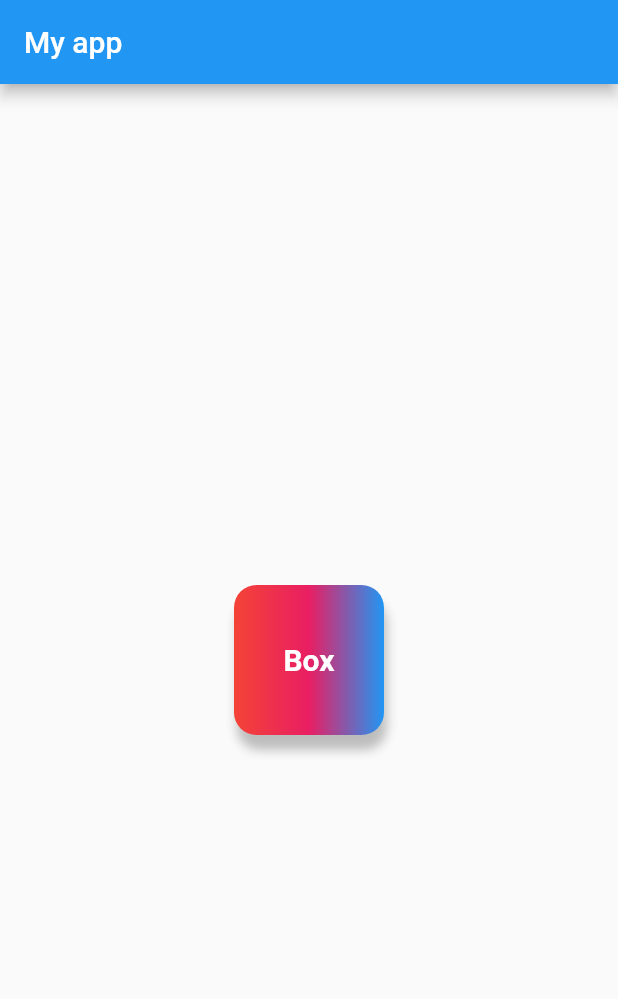
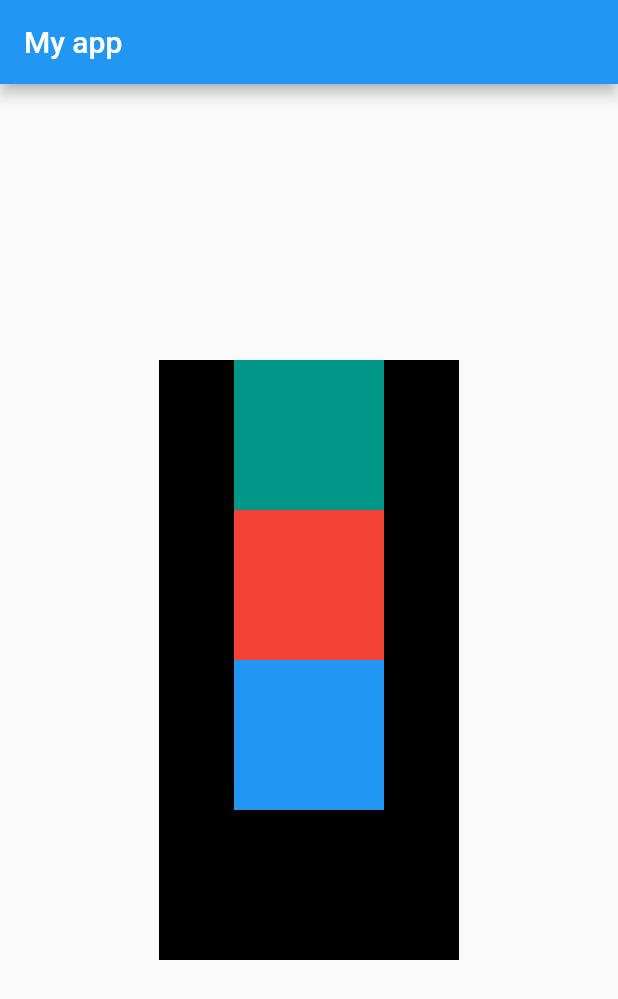
Before and after one commit to abrarali-official/Flutter-First-app, a Flutter app: the screen it shows after launch, on a phone screen of 412 x 824 dp. Shown: the top 999 px of the screen. Run offline on Flutter 3.47's test engine with Material 2 defaults, Android fonts, the phone set to English and light mode, and no system bars.

Commit message:
Row & Column

```diff
--- a/app/lib/main.dart
+++ b/app/lib/main.dart
@@ -1,50 +1,148 @@
-//1- First page | Scaffold
-//2- Container & Text
+// //1- First page | Scaffold
+// //2- Container & Text
 
+// import 'package:flutter/material.dart';
+
+// void main() {
+//   runApp(MaterialApp(title: "First App", home: HomePage()));
+// }
+
+// class HomePage extends StatelessWidget {
+//   @override
+//   Widget build(BuildContext context) {
+//     return Scaffold(
+//       appBar: AppBar(
+//         title: Text("My app"),
+//       ),
+//       body: Container(
+//         // width: MediaQuery.of(context).size.width,
+//         // height: MediaQuery.of(context).size.height,
+//         color: Colors.black,
+//         child: Row(
+//                 // body: Column(
+//             mainAxisAlignment: MainAxisAlignment.spaceEvenly,
+//             crossAxisAlignment: CrossAxisAlignment.center,
+//             children: <Widget>[
+//             Container(
+//               padding: const EdgeInsets.all(20),
+//               alignment: Alignment.center,
+//               color: Colors.teal,
+//               width: 100,
+//               height: 100,
+//               // decoration: BoxDecoration(
+//               //     // shape: BoxShape.circle,
+//               //     borderRadius: BorderRadius.circular(15),
+//               //     boxShadow: [
+//               //       BoxShadow(
+//               //           color: Color.fromRGBO(189, 189, 189, 1),
+//               //           blurRadius: 5,
+//               //           offset: Offset(2.0, 10)),
+//               //     ],
+//               //     color: Colors.teal,
+//               //     gradient: LinearGradient(
+//               //         colors: [Colors.red, Colors.pink, Colors.blue])),
+//               // child: Text("Box",
+//               //     style: TextStyle(
+//               //       color: Colors.white,
+//               //       fontSize: 20,
+//               //       fontWeight: FontWeight.bold,
+//               //     )),
+//             ),
+//             Container(
+//               padding: const EdgeInsets.all(20),
+//               alignment: Alignment.center,
+//               color: Colors.red,
+//               width: 100,
+//               height: 100,
+//             ),
+//             Container(
+//               padding: const EdgeInsets.all(20),
+//               alignment: Alignment.center,
+//               color: Colors.blue,
+//               width: 100,
+//               height: 100,
+//             ),
+//           ]
+//           ),
+//       ),
+//       );
+//   }
+// }
 import 'package:flutter/material.dart';
+
 void main() {
-  runApp(MaterialApp(
-    title: "First App",
-    home: HomePage()
-  ));
+  runApp(MaterialApp(title: "First App", home: HomePage()));
 }
+
 class HomePage extends StatelessWidget {
   @override
   Widget build(BuildContext context) {
     return Scaffold(
-  appBar:AppBar(
+      appBar: AppBar(
         title: Text("My app"),
       ),
-  body: Center(child:
+      body: Padding(
+        padding: const EdgeInsets.all(8.0),
+        child: Align(
+          // alignment: Alignment.bottomLeft,
+          alignment: Alignment.center,
+          child: Container(
+            // width: MediaQuery.of(context).size.width,
+            width: 200,
+            height: 400,
+            // height: MediaQuery.of(context).size.height,
+            color: Colors.black,
+            child: Column(
+              children: [
+                Column(
+                        // body: row(
+                    mainAxisAlignment: MainAxisAlignment.start,
+                    crossAxisAlignment: CrossAxisAlignment.center,
+                    children: <Widget>[
                     Container(
                       padding: const EdgeInsets.all(20),
                       alignment: Alignment.center,
-// color: Colors.teal,
+                      color: Colors.teal,
                       width: 100,
                       height: 100,
-decoration: BoxDecoration(
-  // shape: BoxShape.circle,
-  borderRadius: BorderRadius.circular(15),
-  boxShadow: [BoxShadow(
-    color: Color.fromRGBO(189, 189, 189, 1),
-    blurRadius: 5,
-    offset: Offset(2.0, 10)
+                      // decoration: BoxDecoration(
+                      //     // shape: BoxShape.circle,
+                      //     borderRadius: BorderRadius.circular(15),
+                      //     boxShadow: [
+                      //       BoxShadow(
+                      //           color: Color.fromRGBO(189, 189, 189, 1),
+                      //           blurRadius: 5,
+                      //           offset: Offset(2.0, 10)),
+                      //     ],
+                      //     color: Colors.teal,
+                      //     gradient: LinearGradient(
+                      //         colors: [Colors.red, Colors.pink, Colors.blue])),
+                      // child: Text("Box",
+                      //     style: TextStyle(
+                      //       color: Colors.white,
+                      //       fontSize: 20,
+                      //       fontWeight: FontWeight.bold,
+                      //     )),
+                    ),
+                    Container(
+                      padding: const EdgeInsets.all(20),
+                      alignment: Alignment.center,
+                      color: Colors.red,
+                      width: 100,
+                      height: 100,
+                    ),
+                    Container(
+                      padding: const EdgeInsets.all(20),
+                      alignment: Alignment.center,
+                      color: Colors.blue,
+                      width: 100,
+                      height: 100,
+                    ),
+                  ]
                   ),
               ],
-  color: Colors.teal,
-  gradient: LinearGradient(colors: [
-Colors.red , Colors.pink , Colors.blue
-  ])
             ),
-child: Text(
-  "Box" ,
-
-  style:TextStyle(
-  color:Colors.white,
-  fontSize: 20,
-  fontWeight: FontWeight.bold,
-
-) ),
+          ),
         ),
       ),
       );
```
Lines whose indentation alone changed are shown as unchanged.
